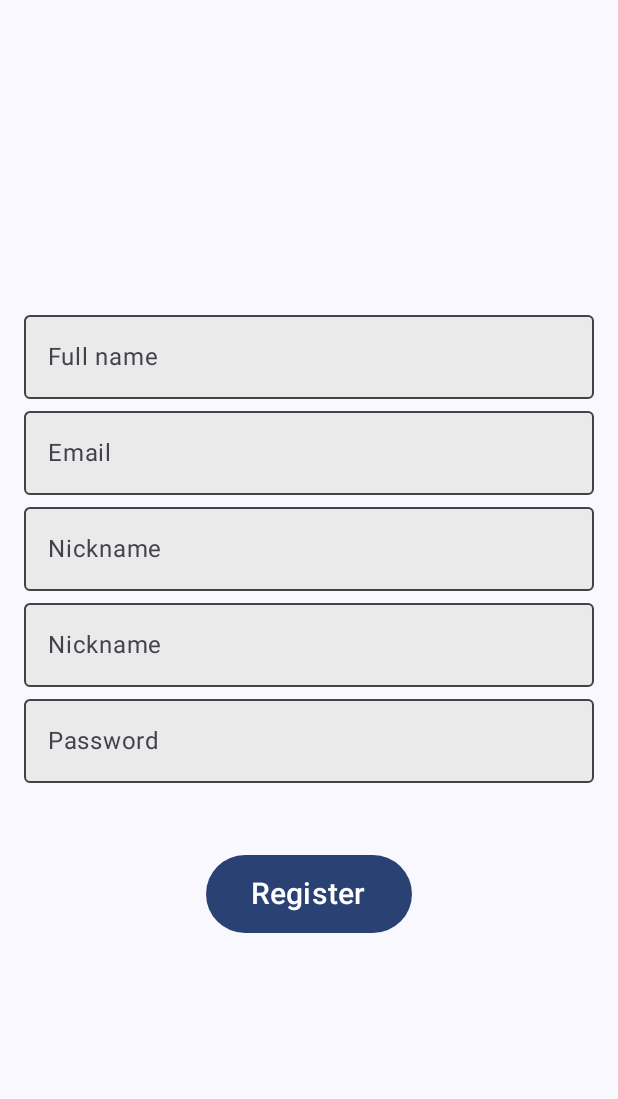
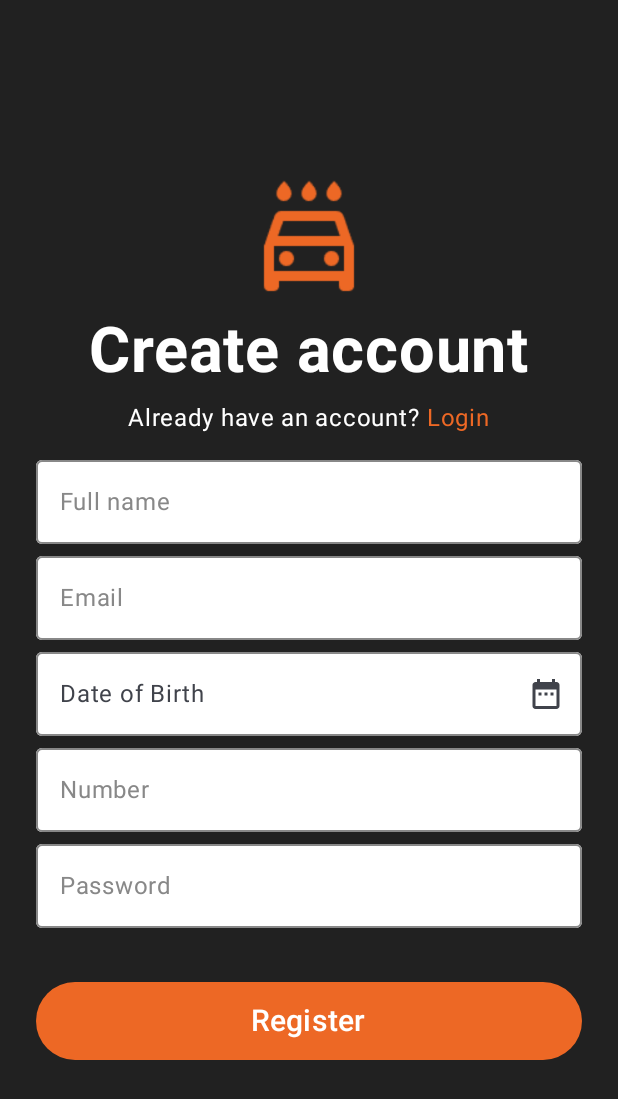
Before and after one commit to BoskoZlatanovicRAF/CarWash_UserApp, an Android app built with Jetpack Compose: the registerScreen screen opened through its navigation route, on a phone screen of 412 x 824 dp. Shown: the top 1099 px of the screen. Run offline under Robolectric (Android 15) with nearby library versions, the phone set to English and light mode, and no system bars; our stand-ins replace Dagger/Hilt's generated code.

Commit message:
Registration design finished.

```diff
--- a/app/src/main/java/com/example/payten_windowsxp_userapp/Login/LoginScreen.kt
+++ b/app/src/main/java/com/example/payten_windowsxp_userapp/Login/LoginScreen.kt
@@ -36,6 +36,7 @@ import androidx.navigation.NavGraphBuilder
 import androidx.navigation.compose.composable
 import com.example.payten_windowsxp_userapp.Registration.RegisterState
 import com.example.payten_windowsxp_userapp.Registration.registrationInput
+
 
 fun NavGraphBuilder.logIn(
     route: String,
--- a/app/src/main/java/com/example/payten_windowsxp_userapp/Navigation/ScreenManager.kt
+++ b/app/src/main/java/com/example/payten_windowsxp_userapp/Navigation/ScreenManager.kt
@@ -31,6 +31,9 @@ fun ScreenManager() {
             onItemClick = {
                 navController.navigate(route = "login")
             },
+            onLoginClick = {
+                navController.navigate(route = "login")
+            }
         )
     }
 }
--- a/app/src/main/java/com/example/payten_windowsxp_userapp/Registration/RegisterScreen.kt
+++ b/app/src/main/java/com/example/payten_windowsxp_userapp/Registration/RegisterScreen.kt
@@ -1,21 +1,35 @@
 package com.example.payten_windowsxp_userapp.Registration
 
 import androidx.compose.foundation.Image
+import androidx.compose.foundation.background
 import androidx.compose.foundation.clickable
 import androidx.compose.foundation.layout.Arrangement
 import androidx.compose.foundation.layout.Box
 import androidx.compose.foundation.layout.Column
+import androidx.compose.foundation.layout.Row
 import androidx.compose.foundation.layout.Spacer
 import androidx.compose.foundation.layout.fillMaxSize
 import androidx.compose.foundation.layout.fillMaxWidth
 import androidx.compose.foundation.layout.height
+import androidx.compose.foundation.layout.offset
 import androidx.compose.foundation.layout.padding
+import androidx.compose.foundation.layout.size
+import androidx.compose.foundation.layout.width
+import androidx.compose.material.icons.Icons
+import androidx.compose.material.icons.filled.DateRange
 import androidx.compose.material3.Button
+import androidx.compose.material3.ButtonDefaults
 import androidx.compose.material3.CircularProgressIndicator
+import androidx.compose.material3.DatePicker
+import androidx.compose.material3.ExperimentalMaterial3Api
+import androidx.compose.material3.Icon
+import androidx.compose.material3.IconButton
+import androidx.compose.material3.MaterialTheme
 import androidx.compose.material3.OutlinedTextField
 import androidx.compose.material3.Scaffold
 import androidx.compose.material3.Text
 import androidx.compose.material3.TextFieldDefaults
+import androidx.compose.material3.rememberDatePickerState
 import androidx.compose.runtime.Composable
 import androidx.compose.runtime.collectAsState
 import androidx.compose.runtime.getValue
@@ -24,21 +38,29 @@ import androidx.compose.runtime.remember
 import androidx.compose.runtime.setValue
 import androidx.compose.ui.Alignment
 import androidx.compose.ui.Modifier
+import androidx.compose.ui.draw.shadow
 import androidx.compose.ui.graphics.Color
 import androidx.compose.ui.layout.ContentScale
 import androidx.compose.ui.platform.LocalFocusManager
+import androidx.compose.ui.res.painterResource
+import androidx.compose.ui.text.font.FontWeight
 import androidx.compose.ui.unit.dp
 import androidx.compose.ui.unit.sp
+import androidx.compose.ui.window.Popup
 import androidx.hilt.navigation.compose.hiltViewModel
 import androidx.navigation.NavGraphBuilder
 import androidx.navigation.compose.composable
 import coil.compose.rememberImagePainter
 import com.example.payten_windowsxp_userapp.R
+import java.text.SimpleDateFormat
+import java.util.Date
+import java.util.Locale
 
 
 fun NavGraphBuilder.registerScreen(
     route: String,
     onItemClick: () -> Unit,
+    onLoginClick: () -> Unit,
 ) = composable(
     route = route,
 ) { navBackStackEntry ->
@@ -48,6 +70,7 @@ fun NavGraphBuilder.registerScreen(
     RegisterScreen(
         data = state.value,
         onItemClick = onItemClick,
+        onLoginClick = onLoginClick,
         eventPublisher = {
             userViewModel.setEvent(it)
         },
@@ -58,6 +81,7 @@ fun NavGraphBuilder.registerScreen(
 fun RegisterScreen(
     data: RegisterState,
     onItemClick: () -> Unit,
+    onLoginClick: () -> Unit,
     eventPublisher: (RegisterState.Events) -> Unit,
 ) {
     if (data.SuccesRegister) {
@@ -69,6 +93,7 @@ fun RegisterScreen(
         modifier = Modifier
             .fillMaxSize()
             .clickable { focusManager.clearFocus() },
+        containerColor = Color(0xFF212121), // Postavljanje pozadine na tamno sivu
         content = { paddingValues ->
             if (!data.fatching) {
                 var fullName by remember { mutableStateOf("") }
@@ -80,9 +105,43 @@ fun RegisterScreen(
                     modifier = Modifier
                         .fillMaxSize()
                         .padding(paddingValues)
-                        .padding(16.dp),
-                    verticalArrangement = Arrangement.Center,
-                    horizontalAlignment = Alignment.CenterHorizontally
+                        .padding(24.dp),
+                    horizontalAlignment = Alignment.CenterHorizontally,
+                    verticalArrangement = Arrangement.Center
+                ) {
+                    Icon(
+                        painter = painterResource(id = R.drawable.ic_car_icon),
+                        contentDescription = null,
+                        tint = Color(0xFFED6825),
+                        modifier = Modifier.size(80.dp)
+                    )
+                    Spacer(modifier = Modifier.height(12.dp))
+                    Text(
+                        text = "Create account",
+                        fontSize = 42.sp,
+                        fontWeight = FontWeight.Bold,
+                        color = Color.White, // Bela boja za tekst
+                        modifier = Modifier.padding(bottom = 8.dp),
+                    )
+                    Row(){
+                        Text(
+                            text = "Already have an account?",
+                            fontSize = 16.sp,
+                            color = Color(0xFFFFFFFF), // Narandžasta za link
+                            modifier = Modifier.padding(bottom = 8.dp),
+                        )
+                        Text(
+                            text = " Login",
+                            fontSize = 16.sp,
+                            color = Color(0xFFED6825), // Narandžasta za link
+                            modifier = Modifier.padding(bottom = 8.dp).clickable{
+                                onLoginClick()
+                            },
+                        )
+                    }
+                    Column(
+                        verticalArrangement = Arrangement.spacedBy(0.dp), // Nema razmaka između input polja
+                        modifier = Modifier.fillMaxWidth()
                     ) {
                         registrationInput(
                             value = fullName,
@@ -94,31 +153,40 @@ fun RegisterScreen(
                             onValueChange = { email = it },
                             label = "Email"
                         )
-                    registrationInput(
-                        value = birthdate,
-                        onValueChange = { birthdate = it },
-                        label = "Nickname",
+
+                        DatePickerDocked(
+                            onDateSelected = { date ->
+                                birthdate = date
+                            }
                         )
                         registrationInput(
                             value = phoneNumber,
                             onValueChange = { phoneNumber = it },
-                        label = "Nickname",
+                            label = "Number",
                         )
                         registrationInput(
                             value = password,
                             onValueChange = { password = it },
                             label = "Password"
                         )
-                    Spacer(modifier = Modifier.height(48.dp))
+                    }
+                    Spacer(modifier = Modifier.height(36.dp))
                     Button(
                         onClick = {
                             eventPublisher(RegisterState.Events.Register(fullName, email, birthdate, phoneNumber, password))
-                        }
+                        },
+                        modifier = Modifier
+                            .fillMaxWidth(),
+                        colors = ButtonDefaults.buttonColors(
+                            containerColor = Color(0xFFED6825) // Narandžasta boja za dugme
+                        )
                     ) {
-                        Text("Register",
+                        Text(
+                            text = "Register",
                             fontSize = 20.sp,
-                            modifier = Modifier
-                                .padding(6.dp))
+                            color = Color.White, // Bela boja za tekst na dugmetu
+                            modifier = Modifier.padding(6.dp)
+                        )
                     }
                 }
             } else {
@@ -128,6 +196,7 @@ fun RegisterScreen(
     )
 }
 
+@OptIn(ExperimentalMaterial3Api::class)
 @Composable
 fun registrationInput(
     value: String,
@@ -136,28 +205,94 @@ fun registrationInput(
     modifier: Modifier = Modifier
 ) {
     Column(
-        modifier = modifier
     ) {
         OutlinedTextField(
             value = value,
             onValueChange = onValueChange,
-            label = { Text(label) },
+            label = { Text(label, color = Color.Gray) },
             singleLine = true,
             modifier = Modifier.fillMaxWidth(),
-            colors = TextFieldDefaults.colors(
-                unfocusedContainerColor = Color(0xFFEAEAEA),
-                focusedContainerColor = Color(0xFFEAEAEA),
-                focusedIndicatorColor = Color.Gray,
-                unfocusedPlaceholderColor = Color.Gray,
-                focusedPlaceholderColor = Color.Gray,
-                cursorColor = Color.Black,
-            ),
+            colors = TextFieldDefaults.outlinedTextFieldColors(
+                containerColor = Color.White, // Dark grey
+                focusedBorderColor = Color(0xFFED6825), // Orange
+                unfocusedBorderColor = Color.Gray,
+                cursorColor = Color.White
+            )
         )
     }
 }
 
+@OptIn(ExperimentalMaterial3Api::class)
+@Composable
+fun DatePickerDocked(
+    onDateSelected: (String) -> Unit
+) {
+    var showDatePicker by remember { mutableStateOf(false) }
+    val datePickerState = rememberDatePickerState()
 
 
+    Box(
+        modifier = Modifier.fillMaxWidth()
+    ) {
+        val selectedDate = datePickerState.selectedDateMillis?.let {
+            convertMillisToDate(it)
+        } ?: ""
+        OutlinedTextField(
+            value = selectedDate,
+            onValueChange = { },
+            label = { Text("Date of Birth") },
+            readOnly = true,
+            trailingIcon = {
+                IconButton(onClick = { showDatePicker = !showDatePicker }) {
+                    Icon(
+                        imageVector = Icons.Default.DateRange,
+                        contentDescription = "Select date"
+                    )
+                }
+            },
+            colors = TextFieldDefaults.outlinedTextFieldColors(
+                containerColor = Color.White,
+                focusedBorderColor = Color(0xFFED6825), // Orange
+                unfocusedBorderColor = Color.Gray,
+                cursorColor = Color.White
+            ),
+            modifier = Modifier
+                .fillMaxWidth()
+                .height(64.dp)
+        )
+
+        if (showDatePicker) {
+            Popup(
+                onDismissRequest = { showDatePicker = false },
+                alignment = Alignment.TopStart
+            ) {
+                Box(
+                    modifier = Modifier
+                        .fillMaxWidth()
+                        .offset(y = 64.dp)
+                        .shadow(elevation = 4.dp)
+                        .background(MaterialTheme.colorScheme.surface)
+                        .padding(16.dp)
+                ) {
+                    DatePicker(
+                        state = datePickerState,
+                        showModeToggle = false,
+                    )
+                }
+            }
+        }
+        if (datePickerState.selectedDateMillis != null) {
+            val formattedDate = convertMillisToDate(datePickerState.selectedDateMillis!!)
+            onDateSelected(formattedDate) // Ažurira roditeljsku komponentu sa izabranim datumom
+        }
+    }
+}
+
+
+fun convertMillisToDate(millis: Long): String {
+    val formatter = SimpleDateFormat("MM/dd/yyyy", Locale.getDefault())
+    return formatter.format(Date(millis))
+}
 @Composable
 fun LoadingEditProfile() {
     Box(
@@ -168,9 +303,9 @@ fun LoadingEditProfile() {
             horizontalAlignment = Alignment.CenterHorizontally,
             verticalArrangement = Arrangement.Center
         ) {
-            Text(text = "Loading...", fontSize = 24.sp)
+            Text(text = "Loading...", fontSize = 24.sp, color = Color.White)
             Spacer(modifier = Modifier.height(16.dp))
-            CircularProgressIndicator()
+            CircularProgressIndicator(color = Color(0xFFED6825)) // Narandžasta boja za indikator
         }
     }
 }
--- a/app/src/main/java/com/example/payten_windowsxp_userapp/Registration/RegisterViewModel.kt
+++ b/app/src/main/java/com/example/payten_windowsxp_userapp/Registration/RegisterViewModel.kt
@@ -57,6 +57,7 @@ class RegisterViewModel @Inject constructor(
                         val fullNameRegex = "^[A-Z][a-z]{3,} [A-Z][a-z]{3,}$".toRegex()
                         val emailRegex = "^[A-Za-z0-9_]{3,}@[A-Za-z0-9_]{3,}\\.[A-Za-z0-9_]{2,}$".toRegex()
                         if (fullName.isEmpty() || email.isEmpty() || phoneNumber.isEmpty() || birthdate.isEmpty()) {
+                            println("DATUM   "+ birthdate)
                             println("Empty fields")
                         } else if (fullName.isNotEmpty() && !fullName.matches(fullNameRegex)) {
                             println("Invalid full name")
--- a/gradle/libs.versions.toml
+++ b/gradle/libs.versions.toml
@@ -1,5 +1,5 @@
 [versions]
-agp = "8.5.0"
+agp = "8.3.1"
 kotlin = "1.9.23"
 coreKtx = "1.10.1"
 junit = "4.13.2"
```
Also changed, not shown: app/src/main/res/drawable/ic_car_icon.png (added). Lines whose indentation alone changed are shown as unchanged.
